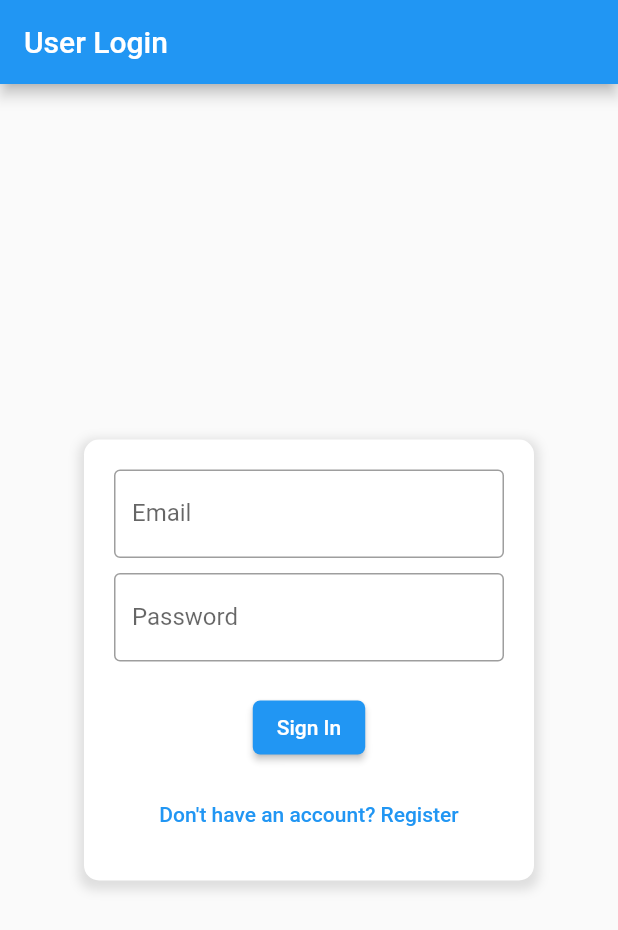
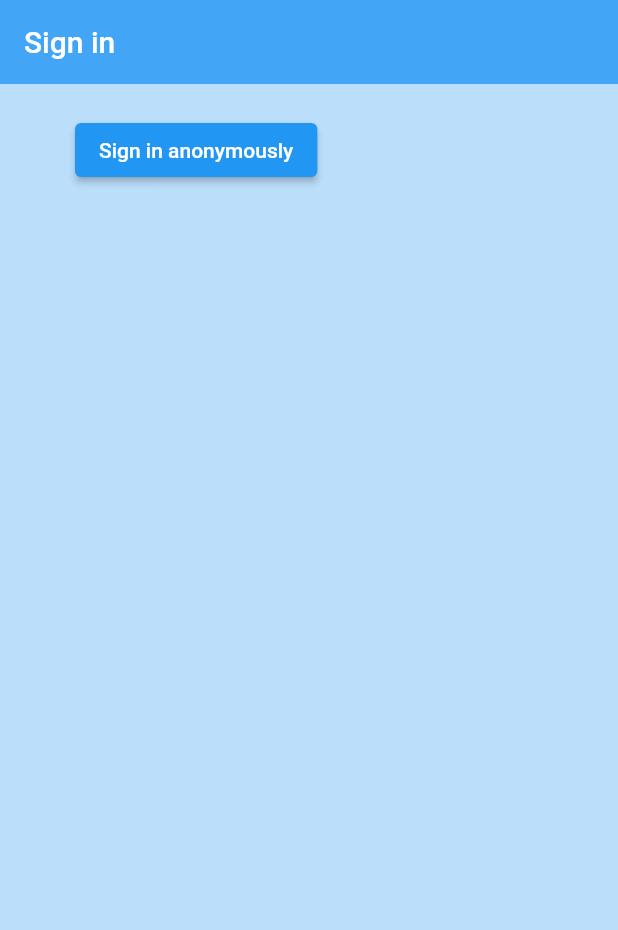
Before and after one commit to MrPeanut1/bus_testapp, a Flutter app: the screen it shows after launch, on a phone screen of 412 x 824 dp. Shown: the top 930 px of the screen. Run offline on Flutter 3.47's test engine with Material 2 defaults, Android fonts, the phone set to English and light mode, and no system bars; our stand-ins replace firebase_auth, firebase_core; accounts and stored records are empty.

Commit message:
Firebase initialization success
Finally

```diff
--- a/lib/main.dart
+++ b/lib/main.dart
@@ -1,7 +1,13 @@
-import 'package:bus_testapp/screens/auth_screen.dart';
+import 'package:bus_testapp/screens/wrapper.dart';
 import 'package:flutter/material.dart';
+import 'package:firebase_core/firebase_core.dart';
+import 'firebase_options.dart';
 
-void main() {
+void main() async {
+  WidgetsFlutterBinding.ensureInitialized();
+  await Firebase.initializeApp(
+  options: DefaultFirebaseOptions.currentPlatform,
+  ); // Ensure widgets are initialized
   runApp(const MyApp());
 }
 
@@ -10,12 +16,8 @@ class MyApp extends StatelessWidget {
 
   @override
   Widget build(BuildContext context) {
-    return MaterialApp(
-      title: 'Login Screen',
-      theme: ThemeData(
-        primarySwatch: Colors.blue,
-      ),
-      home: const AuthScreen(),
+    return const MaterialApp(
+      home: Wrapper(),
     );
   }
 }
--- a/lib/screens/auth_screen.dart
+++ /dev/null
@@ -1,92 +0,0 @@
-import 'package:flutter/material.dart';
-import 'package:bus_testapp/screens/welcome_screen.dart';
-
-class AuthScreen extends StatefulWidget {
-  const AuthScreen({Key? key}) : super(key: key);
-
-  @override
-  _AuthScreenState createState() => _AuthScreenState();
-}
-
-class _AuthScreenState extends State<AuthScreen> {
-  final TextEditingController _emailController = TextEditingController();
-  final TextEditingController _passwordController = TextEditingController();
-  bool isSignIn = true; // For toggling between sign-in and registration
-
-  void _signInOrRegister() {
-    // Implement sign-in or registration logic here
-    // For now, let's navigate to the WelcomeScreen
-    Navigator.pushReplacement(
-      context,
-      MaterialPageRoute(builder: (context) => const WelcomeScreen()),
-    );
-  }
-
-  @override
-  Widget build(BuildContext context) {
-    return Scaffold(
-      appBar: AppBar(
-        title: const Text('User Login'),
-      ),
-      body: Center(
-        child: Container(
-          width: 300,
-          padding: const EdgeInsets.all(20.0),
-          decoration: BoxDecoration(
-            borderRadius: BorderRadius.circular(10.0),
-            color: Colors.white,
-            boxShadow: [
-              BoxShadow(
-                color: Colors.grey.withOpacity(0.3),
-                spreadRadius: 3,
-                blurRadius: 5,
-                offset: const Offset(0, 3), // changes position of shadow
-              ),
-            ],
-          ),
-          child: Column(
-            mainAxisSize: MainAxisSize.min,
-            children: [
-              TextField(
-                controller: _emailController,
-                decoration: const InputDecoration(
-                  labelText: 'Email',
-                  border: OutlineInputBorder(),
-                ),
-              ),
-              const SizedBox(height: 10),
-              TextField(
-                controller: _passwordController,
-                decoration: const InputDecoration(
-                  labelText: 'Password',
-                  border: OutlineInputBorder(),
-                ),
-                obscureText: true,
-              ),
-              const SizedBox(height: 20),
-              ElevatedButton(
-                onPressed: _signInOrRegister,
-                style: ElevatedButton.styleFrom(
-                  backgroundColor: Colors.blue,
-                  shape: RoundedRectangleBorder(
-                    borderRadius: BorderRadius.circular(5.0),
-                  ),
-                ),
-                child: Text(isSignIn ? 'Sign In' : 'Register'),
-              ),
-              const SizedBox(height: 10),
-              TextButton(
-                onPressed: () {
-                  setState(() {
-                    isSignIn = !isSignIn;
-                  });
-                },
-                child: Text(isSignIn ? 'Don\'t have an account? Register' : 'Already have an account? Sign in'),
-              ),
-            ],
-          ),
-        ),
-      ),
-    );
-  }
-}
--- /dev/null
+++ b/lib/screens/authenticate/auth_screen.dart
@@ -0,0 +1,166 @@
+
+import 'package:flutter/material.dart';
+import '../../services/auth_service.dart';
+
+class AuthScreen extends StatefulWidget {
+  const AuthScreen({Key? key}) : super(key: key);
+
+  @override
+  _AuthScreenState createState() => _AuthScreenState();
+}
+
+class _AuthScreenState extends State<AuthScreen> {
+  final AuthService _auth = AuthService();
+
+  @override
+  Widget build(BuildContext context) {
+    return Scaffold(
+        backgroundColor: Colors.blue[100],
+        appBar: AppBar(
+          backgroundColor: Colors.blue[400],
+          elevation: 0.0,
+          title: const Text('Sign in'),
+        ),
+        body: Container(
+            padding: const EdgeInsets.symmetric(vertical: 20.0, horizontal: 50.0),
+            child: ElevatedButton(
+              child: const Text('Sign in anonymously'),
+              onPressed: () async {
+                dynamic result = await _auth.signInAnon();
+                if (result == null) {
+                  print('Error singing in');
+                } else {
+                  print('signed in');
+                }
+              },
+            )));
+  }
+}
+
+// class _AuthScreenState extends State<AuthScreen> {
+//   final TextEditingController _emailController = TextEditingController();
+//   final TextEditingController _passwordController = TextEditingController();
+//   final FirebaseAuth _auth = FirebaseAuth.instance;
+//   bool isSignIn = true; // For toggling between sign-in and registration
+
+//   Future<void> _signIn() async {
+//     try {
+//       final email = _emailController.text.trim();
+//       final password = _passwordController.text.trim();
+//       if (email.isNotEmpty && password.isNotEmpty) {
+//         await _auth.signInWithEmailAndPassword(email: email, password: password);
+//         _navigateToWelcomeScreen();
+//       }
+//     } catch (e) {
+//       // Handle sign-in error
+//       print('Error signing in: $e');
+//     }
+//   }
+
+//   Future<void> _register() async {
+//     try {
+//       final email = _emailController.text.trim();
+//       final password = _passwordController.text.trim();
+//       if (email.isNotEmpty && password.isNotEmpty) {
+//         await _auth.createUserWithEmailAndPassword(email: email, password: password);
+//         _navigateToWelcomeScreen();
+//       }
+//     } catch (e) {
+//       // Handle registration error
+//       print('Error registering: $e');
+//     }
+//   }
+
+//   Future<void> _anonymousSignIn() async {
+//     try {
+//       await _auth.signInAnonymously();
+//       _navigateToWelcomeScreen();
+//     } catch (e) {
+//       // Handle anonymous sign-in error
+//       print('Error signing in anonymously: $e');
+//     }
+//   }
+
+//   void _navigateToWelcomeScreen() {
+//     Navigator.pushReplacement(
+//       context,
+//       MaterialPageRoute(builder: (context) => const WelcomeScreen()),
+//     );
+//   }
+
+//   @override
+//   Widget build(BuildContext context) {
+//     return Scaffold(
+//       appBar: AppBar(
+//         title: const Text('User Login'),
+//       ),
+//       body: Center(
+//         child: Container(
+//           width: 300,
+//           padding: const EdgeInsets.all(20.0),
+//           decoration: BoxDecoration(
+//             borderRadius: BorderRadius.circular(10.0),
+//             color: Colors.white,
+//             boxShadow: [
+//               BoxShadow(
+//                 color: Colors.grey.withOpacity(0.3),
+//                 spreadRadius: 3,
+//                 blurRadius: 5,
+//                 offset: const Offset(0, 3), // changes position of shadow
+//               ),
+//             ],
+//           ),
+//           child: Column(
+//             mainAxisSize: MainAxisSize.min,
+//             children: [
+//               TextField(
+//                 controller: _emailController,
+//                 decoration: const InputDecoration(
+//                   labelText: 'Email',
+//                   border: OutlineInputBorder(),
+//                 ),
+//               ),
+//               const SizedBox(height: 10),
+//               TextField(
+//                 controller: _passwordController,
+//                 decoration: const InputDecoration(
+//                   labelText: 'Password',
+//                   border: OutlineInputBorder(),
+//                 ),
+//                 obscureText: true,
+//               ),
+//               const SizedBox(height: 20),
+//               ElevatedButton(
+//                 onPressed: isSignIn ? _signIn : _register,
+//                 style: ElevatedButton.styleFrom(
+//                   backgroundColor: Colors.blue,
+//                   shape: RoundedRectangleBorder(
+//                     borderRadius: BorderRadius.circular(5.0),
+//                   ),
+//                 ),
+//                 child: Text(isSignIn ? 'Sign In' : 'Register'),
+//               ),
+//               const SizedBox(height: 10),
+//               TextButton(
+//                 onPressed: () {
+//                   setState(() {
+//                     isSignIn = !isSignIn;
+//                   });
+//                 },
+//                 child: Text(isSignIn ? 'Don\'t have an account? Register' : 'Already have an account? Sign in'),
+//               ),
+//               const SizedBox(height: 10),
+//               ElevatedButton(
+//                 onPressed: _anonymousSignIn,
+//                 style: ElevatedButton.styleFrom(
+//                   backgroundColor: Colors.grey,
+//                   shape: RoundedRectangleBorder(
+//                     borderRadius: BorderRadius.circular(5.0),
+//                   ),
+//                 ),
+//                 child: const Text('Sign In Anonymously'),
+//               ),
+//             ],
+//           ),
+//         ),
+//       ),
--- a/lib/screens/welcome_screen.dart
+++ b/lib/screens/welcome_screen.dart
@@ -1,5 +1,5 @@
 import 'package:flutter/material.dart';
-import 'package:bus_testapp/screens/home_screen.dart';
+import 'package:bus_testapp/screens/home/home_screen.dart';
 
 class WelcomeScreen extends StatelessWidget {
   const WelcomeScreen({super.key});
--- /dev/null
+++ b/lib/screens/wrapper.dart
@@ -0,0 +1,13 @@
+import 'package:bus_testapp/screens/authenticate/auth_screen.dart';
+import 'package:bus_testapp/screens/authenticate/authenticate.dart';
+import 'package:flutter/material.dart';
+
+class Wrapper extends StatelessWidget {
+  const Wrapper({super.key});
+
+  @override
+  Widget build(BuildContext context) {
+    //return home or authenticate widget
+    return const AuthScreen();
+  }
+}
--- a/lib/services/auth_service.dart
+++ b/lib/services/auth_service.dart
@@ -2,31 +2,48 @@ import 'package:firebase_auth/firebase_auth.dart';
 
 class AuthService {
   final FirebaseAuth _auth = FirebaseAuth.instance;
-
-  Future<UserCredential?> signInWithEmailPassword(String email, String password) async {
+  //sign in anon
+  Future signInAnon() async {
     try {
-      return await _auth.signInWithEmailAndPassword(email: email, password: password);
+      UserCredential result = await _auth.signInAnonymously();
+      User? user = result.user;
+      return user;
     } catch (e) {
-      print("Error signing in: $e");
+      print(e.toString());
       return null;
     }
-  }
 
-  Future<void> sendEmailVerification() async {
-    try {
-      User? user = _auth.currentUser;
-      await user!.sendEmailVerification();
-    } catch (e) {
-      print("Error sending email verification: $e");
-    }
-  }
-
-  Future<void> registerUserWithEmailAndPassword(String email, String password) async {
-    try {
-      await _auth.createUserWithEmailAndPassword(email: email, password: password);
-      print("User registered successfully");
-    } catch (e) {
-      print("Error registering user: $e");
-    }
   }
 }
+
+
+
+  // Future<UserCredential?> signInWithEmailPassword(
+  //     String email, String password) async {
+  //   try {
+  //     return await _auth.signInWithEmailAndPassword(
+  //         email: email, password: password);
+  //   } catch (e) {
+  //     print("Error signing in: $e");
+  //     return null;
+  //   }
+  // }
+
+  // Future<void> sendEmailVerification() async {
+  //   try {
+  //     User? user = _auth.currentUser;
+  //     await user!.sendEmailVerification();
+  //   } catch (e) {
+  //     print("Error sending email verification: $e");
+  //   }
+  // }
+
+  // Future<void> registerUserWithEmailAndPassword(
+  //     String email, String password) async {
+  //   try {
+  //     await _auth.createUserWithEmailAndPassword(
+  //         email: email, password: password);
+  //     print("User registered successfully");
+  //   } catch (e) {
+  //     print("Error registering user: $e");
+  //   }
```
Also changed, not shown: lib/screens/authenticate/authenticate.dart (added, +18 -0 lines), lib/screens/authenticate/sign_in.dart (added, +37 -0 lines), lib/firebase_options.dart (added), lib/screens/home/home_screen.dart (renamed from lib/screens/home_screen.dart), 6 other files.
